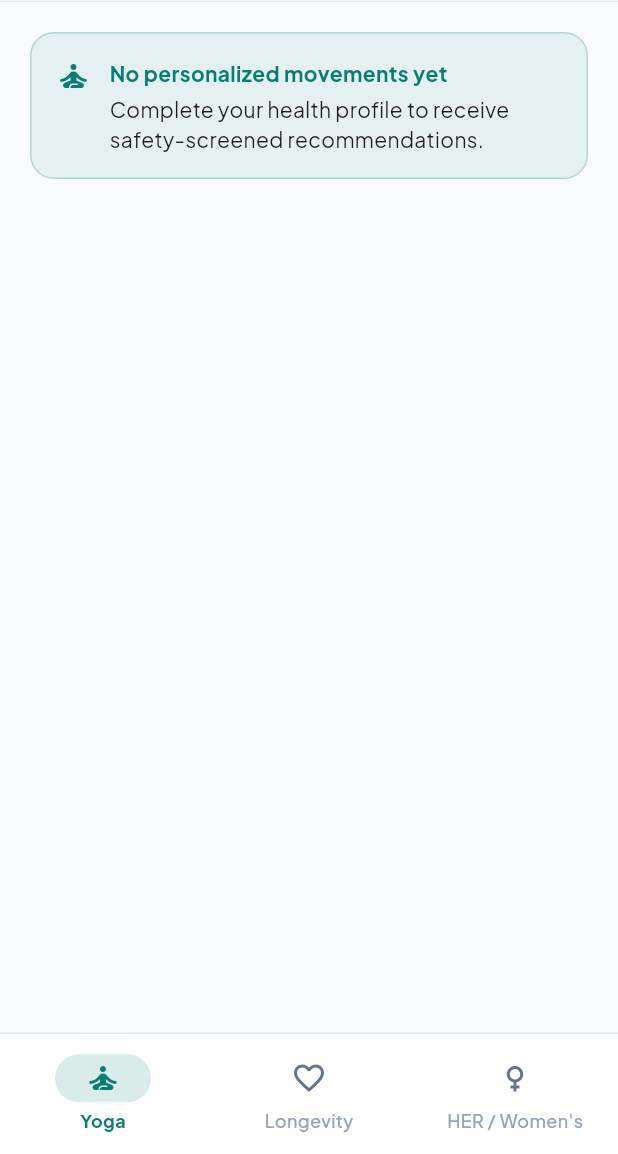
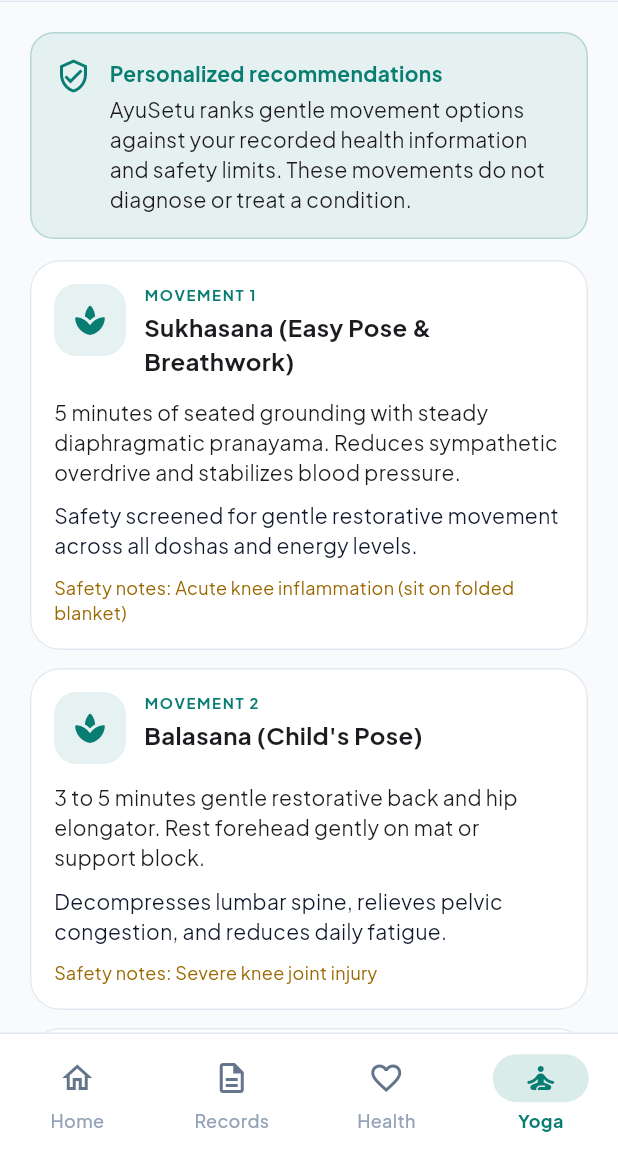
Before and after one commit to potlasrisharan/hackshift-sudarshan, a Flutter app: the YogaPrescriptionScreen screen opened by its route, on a phone screen of 412 x 824 dp, the part 82-1236 px from its top. Run offline on Flutter 3.47's test engine with Material 3 defaults, Android fonts, the phone set to English and light mode, and no system bars; our stand-ins replace flutter_riverpod, go_router, google_fonts, shared_preferences; accounts and stored records are empty; network calls fail.

Commit message:
feat(app): persistent navigation bar, offline yoga fallback, brand logo, and network permissions

```diff
--- a/frontend/app/lib/core/app_session.dart
+++ b/frontend/app/lib/core/app_session.dart
@@ -1,4 +1,4 @@
 abstract final class AppSession {
   static const onboardingKey = "ayusetu_onboarding_complete_v1";
-  static bool onboardingComplete = false;
+  static bool onboardingComplete = true;
 }
--- a/frontend/app/lib/core/router/app_router.dart
+++ b/frontend/app/lib/core/router/app_router.dart
@@ -1,5 +1,4 @@
 import "package:go_router/go_router.dart";
-import "../app_session.dart";
 import "../../features/portal/presentation/screens/portal_selection_screen.dart";
 import "../../features/nurse/presentation/screens/nurse_triage_screen.dart";
 import "../../features/headquarters/presentation/screens/headquarters_screen.dart";
@@ -37,13 +36,6 @@ import "../../features/prescription/presentation/screens/medicine_reminder_scree
 
 final appRouter = GoRouter(
   initialLocation: "/",
-  redirect: (context, state) {
-    final onOnboarding = state.matchedLocation == "/onboarding" ||
-        state.matchedLocation == "/vitalis/onboarding";
-    if (!AppSession.onboardingComplete && !onOnboarding) return "/onboarding";
-    if (AppSession.onboardingComplete && onOnboarding) return "/";
-    return null;
-  },
   routes: [
     GoRoute(
       path: "/",
--- a/frontend/app/lib/core/widgets/app_scaffold_shell.dart
+++ b/frontend/app/lib/core/widgets/app_scaffold_shell.dart
@@ -258,16 +258,9 @@ class AppScaffoldShell extends StatelessWidget {
   }
 
   Widget? _buildBottomNav(BuildContext context, String currentRoute) {
-    if (currentRoute == "/") return null;
-
     final isClinical = currentRoute.startsWith("/nurse") ||
         currentRoute.startsWith("/hq") ||
         currentRoute.startsWith("/clinical");
-
-    final isWellness = currentRoute.startsWith("/yoga") ||
-        currentRoute.startsWith("/longevity") ||
-        currentRoute.startsWith("/womens-health") ||
-        currentRoute.startsWith("/her");
 
     if (isClinical) {
       int currentIndex = 0;
@@ -322,10 +315,20 @@ class AppScaffoldShell extends StatelessWidget {
       return navBar;
     }
 
-    if (isWellness) {
+    // Unified Patient Bottom Navigation (Home, Records, Health, Yoga)
     int currentIndex = 0;
-      if (currentRoute.startsWith("/longevity")) currentIndex = 1;
-      if (currentRoute.startsWith("/womens-health") || currentRoute.startsWith("/her")) currentIndex = 2;
+    if (currentRoute.startsWith("/prescription")) {
+      currentIndex = 1;
+    } else if (currentRoute.startsWith("/vitalis") ||
+        currentRoute.startsWith("/her") ||
+        currentRoute.startsWith("/longevity") ||
+        currentRoute.startsWith("/womens-health")) {
+      currentIndex = 2;
+    } else if (currentRoute.startsWith("/yoga")) {
+      currentIndex = 3;
+    } else if (currentRoute == "/") {
+      currentIndex = 0;
+    }
 
     final navBar = NavigationBar(
       backgroundColor: isLight ? AppColors.clinicalCard : null,
@@ -334,31 +337,39 @@ class AppScaffoldShell extends StatelessWidget {
       onDestinationSelected: (idx) {
         switch (idx) {
           case 0:
-              context.go("/yoga");
+            context.go("/");
             break;
           case 1:
-              context.go("/longevity");
+            context.go("/prescription");
             break;
           case 2:
-              context.go("/her");
+            context.go("/vitalis");
+            break;
+          case 3:
+            context.go("/yoga");
             break;
         }
       },
       destinations: [
         NavigationDestination(
-            icon: Icon(Icons.self_improvement_outlined, color: isLight ? AppColors.clinicalTextMuted : null),
-            selectedIcon: Icon(Icons.self_improvement, color: isLight ? AppColors.medicalTeal : null),
-            label: "Yoga",
+          icon: Icon(Icons.home_outlined, color: isLight ? AppColors.clinicalTextMuted : null),
+          selectedIcon: Icon(Icons.home_rounded, color: isLight ? AppColors.medicalTeal : null),
+          label: "Home",
+        ),
+        NavigationDestination(
+          icon: Icon(Icons.description_outlined, color: isLight ? AppColors.clinicalTextMuted : null),
+          selectedIcon: Icon(Icons.description_rounded, color: isLight ? AppColors.medicalTeal : null),
+          label: "Records",
         ),
         NavigationDestination(
           icon: Icon(Icons.favorite_outline, color: isLight ? AppColors.clinicalTextMuted : null),
-            selectedIcon: Icon(Icons.favorite, color: isLight ? AppColors.medicalTeal : null),
-            label: "Longevity",
+          selectedIcon: Icon(Icons.favorite_rounded, color: isLight ? AppColors.medicalTeal : null),
+          label: "Health",
         ),
         NavigationDestination(
-            icon: Icon(Icons.female_outlined, color: isLight ? AppColors.clinicalTextMuted : null),
-            selectedIcon: Icon(Icons.female, color: isLight ? AppColors.medicalTeal : null),
-            label: "HER / Women's",
+          icon: Icon(Icons.self_improvement_outlined, color: isLight ? AppColors.clinicalTextMuted : null),
+          selectedIcon: Icon(Icons.self_improvement_rounded, color: isLight ? AppColors.medicalTeal : null),
+          label: "Yoga",
         ),
       ],
     );
@@ -373,7 +384,4 @@ class AppScaffoldShell extends StatelessWidget {
     }
     return navBar;
   }
-
-    return null;
 }
-}
--- a/frontend/app/lib/features/her/data/services/her_api_service.dart
+++ b/frontend/app/lib/features/her/data/services/her_api_service.dart
@@ -155,6 +155,63 @@ class HerApiService {
     ];
   }
 
+  static const List<HerWellnessItemModel> defaultYogaItems = [
+    HerWellnessItemModel(
+      id: "yoga_sukhasana",
+      category: "yoga_movement",
+      title: "Sukhasana (Easy Pose & Breathwork)",
+      description: "5 minutes of seated grounding with steady diaphragmatic pranayama. Reduces sympathetic overdrive and stabilizes blood pressure.",
+      rationale: "Safety screened for gentle restorative movement across all doshas and energy levels.",
+      targetPhase: "all",
+      contraindications: ["Acute knee inflammation (sit on folded blanket)"],
+    ),
+    HerWellnessItemModel(
+      id: "yoga_balasana",
+      category: "yoga_movement",
+      title: "Balasana (Child's Pose)",
+      description: "3 to 5 minutes gentle restorative back and hip elongator. Rest forehead gently on mat or support block.",
+      rationale: "Decompresses lumbar spine, relieves pelvic congestion, and reduces daily fatigue.",
+      targetPhase: "all",
+      contraindications: ["Severe knee joint injury"],
+    ),
+    HerWellnessItemModel(
+      id: "yoga_tadasana",
+      category: "yoga_movement",
+      title: "Tadasana (Mountain Pose Alignment)",
+      description: "3 minutes active postural grounding. Focus on symmetric weight distribution through arches and lengthened spine.",
+      rationale: "Builds core neuromuscular stability and improves circulation without musculoskeletal strain.",
+      targetPhase: "all",
+      contraindications: ["Acute dizziness or vertigo (perform against wall)"],
+    ),
+    HerWellnessItemModel(
+      id: "yoga_cat_cow",
+      category: "yoga_movement",
+      title: "Marjaryasana-Bitilasana (Cat-Cow Movement)",
+      description: "8-10 breath-synchronized gentle spinal flexions. Inhale to open chest, exhale to round spine smoothly.",
+      rationale: "Improves spinal disc mobility, eases pelvic floor tension, and stimulates digestive agni.",
+      targetPhase: "all",
+      contraindications: ["Recent wrist injury (modify by supporting on forearms)"],
+    ),
+    HerWellnessItemModel(
+      id: "yoga_virabhadrasana",
+      category: "yoga_movement",
+      title: "Virabhadrasana I (Gentle Warrior I)",
+      description: "3 minutes per side holding a supported stance with hips squared forward and arms gently raised.",
+      rationale: "Strengthens pelvic and thigh musculature, expands thoracic capacity, and builds stamina.",
+      targetPhase: "all",
+      contraindications: ["Uncontrolled high blood pressure (keep hands on hips)"],
+    ),
+    HerWellnessItemModel(
+      id: "yoga_supta_rest",
+      category: "yoga_movement",
+      title: "Supta Baddha Konasana (Reclined Restorative)",
+      description: "5 minutes supine relaxation with knees gently supported by cushions and arms open by sides.",
+      rationale: "Aids lymphatic drainage, relieves abdominal discomfort, and promotes systemic cellular recovery.",
+      targetPhase: "all",
+      contraindications: ["Active acid reflux (elevate torso with bolster)"],
+    ),
+  ];
+
   Future<List<HerWellnessItemModel>> fetchWellness({String? category}) async {
     try {
       final uri = Uri.parse("$baseUrl/wellness").replace(
@@ -166,11 +223,11 @@ class HerApiService {
         final list = (data["recommendations"] as List<Object?>? ?? [])
             .map((w) => HerWellnessItemModel.fromJson(w as Map<String, Object?>))
             .toList();
-        return list;
+        if (list.isNotEmpty) return list;
       }
     } catch (_) {}
 
-    return const [];
+    return defaultYogaItems;
   }
 
   Future<HerDoctorSummaryModel?> generateDoctorSummary() async {
--- a/frontend/app/lib/features/portal/presentation/screens/portal_selection_screen.dart
+++ b/frontend/app/lib/features/portal/presentation/screens/portal_selection_screen.dart
@@ -129,7 +129,13 @@ class _PortalSelectionScreenState extends ConsumerState<PortalSelectionScreen> {
           child: Row(
             mainAxisSize: MainAxisSize.min,
             children: [
-              Container(
+              ClipRRect(
+                borderRadius: BorderRadius.circular(8),
+                child: Image.asset(
+                  "assets/images/ayusetu_logo.png",
+                  height: 32,
+                  fit: BoxFit.contain,
+                  errorBuilder: (context, error, stackTrace) => Container(
                     padding: const EdgeInsets.all(7),
                     decoration: BoxDecoration(
                       color: const Color(0xFFE6F7F2),
@@ -140,6 +146,8 @@ class _PortalSelectionScreenState extends ConsumerState<PortalSelectionScreen> {
                       Icons.spa_rounded,
                       size: 18,
                       color: Color(0xFF087D71),
+                    ),
+                  ),
                 ),
               ),
               const SizedBox(width: 8),
--- a/frontend/app/lib/features/yoga/presentation/screens/yoga_prescription_screen.dart
+++ b/frontend/app/lib/features/yoga/presentation/screens/yoga_prescription_screen.dart
@@ -4,6 +4,7 @@ import "package:go_router/go_router.dart";
 import "../../../../core/constants/app_strings.dart";
 import "../../../../core/widgets/app_scaffold_shell.dart";
 import "../../../her/data/models/her_models.dart";
+import "../../../her/data/services/her_api_service.dart";
 import "../../../her/presentation/providers/her_provider.dart";
 
 class YogaPrescriptionScreen extends ConsumerStatefulWidget {
@@ -43,23 +44,17 @@ class _YogaPrescriptionScreenState extends ConsumerState<YogaPrescriptionScreen>
                   title: "Movement recommendations paused",
                   body: her.activeSafetyAlert?.emergencyGuidance ?? "Please seek timely medical care before exercise.",
                 )
-              else if (snapshot.hasError)
-                const _NoticeCard(
-                  icon: Icons.cloud_off_rounded,
-                  color: Color(0xFF9A6700),
-                  title: "Personalized movements could not load",
-                  body: "Reconnect and try again to get recommendations based on your health profile.",
-                )
               else if (snapshot.connectionState == ConnectionState.waiting)
                 const Center(child: Padding(padding: EdgeInsets.all(32), child: CircularProgressIndicator()))
-              else if (yogaItems.isEmpty)
+              else ...[
+                if (snapshot.hasError || yogaItems.isEmpty)
                   const _NoticeCard(
-                  icon: Icons.self_improvement_rounded,
+                    icon: Icons.info_outline_rounded,
                     color: Color(0xFF087D71),
-                  title: "No personalized movements yet",
-                  body: "Complete your health profile to receive safety-screened recommendations.",
+                    title: "Safety-Screened Routine (Offline / Baseline)",
+                    body: "Showing certified general restorative movements designed for gentle recovery while connection sync is pending.",
                   )
-              else ...[
+                else
                   const _NoticeCard(
                     icon: Icons.verified_user_outlined,
                     color: Color(0xFF087D71),
@@ -67,7 +62,7 @@ class _YogaPrescriptionScreenState extends ConsumerState<YogaPrescriptionScreen>
                     body: "AyuSetu ranks gentle movement options against your recorded health information and safety limits. These movements do not diagnose or treat a condition.",
                   ),
                 const SizedBox(height: 14),
-                for (final (index, item) in yogaItems.indexed)
+                for (final (index, item) in (yogaItems.isEmpty ? HerApiService.defaultYogaItems : yogaItems).indexed)
               Card(
                 margin: const EdgeInsets.only(bottom: 12),
                 clipBehavior: Clip.antiAlias,
--- a/frontend/app/lib/main.dart
+++ b/frontend/app/lib/main.dart
@@ -10,7 +10,7 @@ import "package:shared_preferences/shared_preferences.dart";
 void main() async {
   WidgetsFlutterBinding.ensureInitialized();
   final preferences = await SharedPreferences.getInstance();
-  AppSession.onboardingComplete = preferences.getBool(AppSession.onboardingKey) ?? false;
+  AppSession.onboardingComplete = preferences.getBool(AppSession.onboardingKey) ?? true;
   try {
     await MedicineReminderService.instance.initialize();
   } catch (e) {
```
Also changed, not shown: 1 other file. Lines whose indentation alone changed are shown as unchanged.
